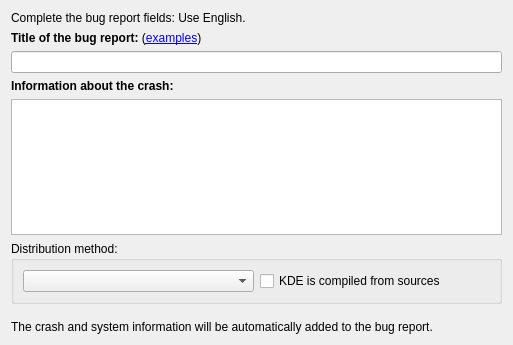
The window that drkonqi/ui/assistantpage_bugzilla_information.ui (KDE/kde-runtime) describes before a commit, drawn with Qt 5.
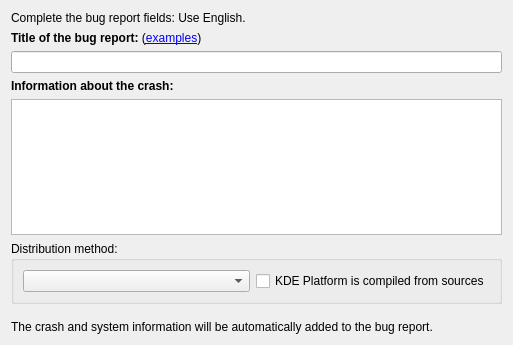
The same window after the commit. Custom widgets are drawn as their Qt base class.

```diff
--- a/drkonqi/ui/assistantpage_bugzilla_information.ui
+++ b/drkonqi/ui/assistantpage_bugzilla_information.ui
@@ -59,7 +59,7 @@
         <item>
          <widget class="QCheckBox" name="m_compiledSourcesCheckBox">
           <property name="text">
-           <string comment="@option:check">KDE is compiled from sources</string>
+           <string comment="@option:check">KDE Platform is compiled from sources</string>
           </property>
          </widget>
         </item>
```
